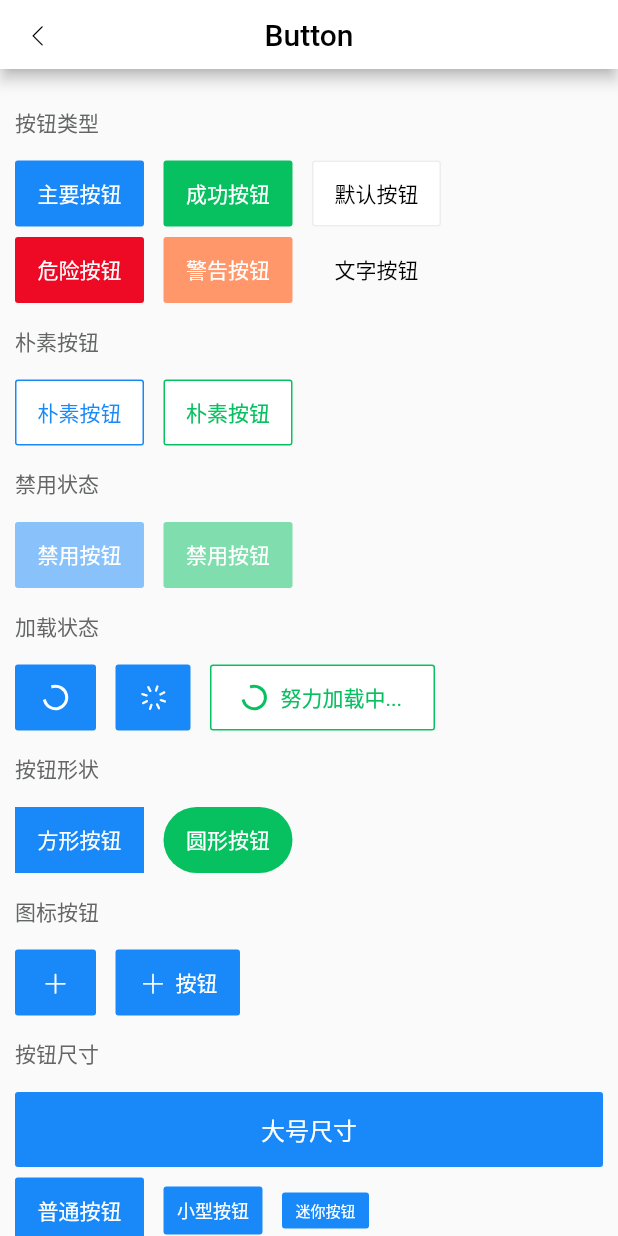
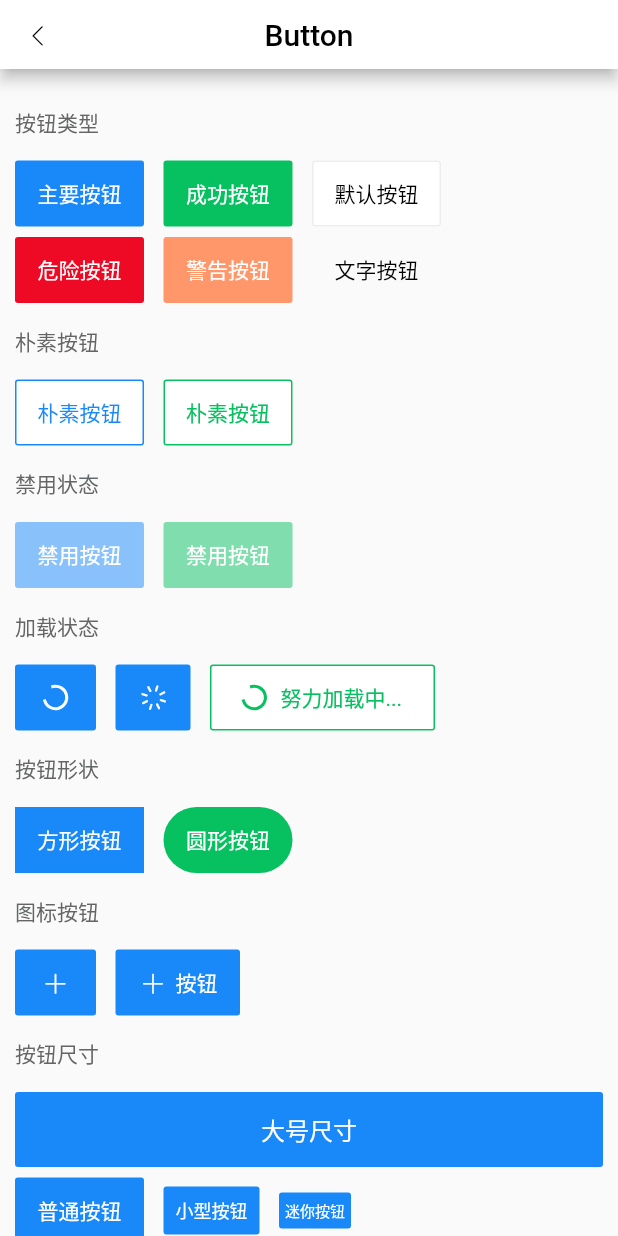
Before and after one commit to oblivioussing/vant_flutter, a Flutter app: the ButtonDemo screen opened directly, on a phone screen of 412 x 824 dp. Run offline on Flutter 3.47's test engine with Material 2 defaults, Android fonts, the phone set to English and light mode, and no system bars.

Commit message:
feature:删除buttonwidth相关属性

```diff
--- a/lib/package/button/button.dart
+++ b/lib/package/button/button.dart
@@ -161,14 +161,12 @@ class _ChantButtonState extends State<ChantButton> {
     if (widget.size == ButtonSize.mini) {
       fontSize = ChantFontSize.xs;
       height = ChantButtonSize.miniHeight;
-      width = ChantButtonSize.miniWidth;
       padding = ChantPadding.buttonMini;
     }
     // 小型按钮
     if (widget.size == ButtonSize.small) {
       fontSize = ChantFontSize.sm;
       height = ChantButtonSize.smallHeight;
-      width = ChantButtonSize.smallWidth;
       padding = ChantPadding.buttonSmall;
     }
     // 大号按钮
--- a/lib/package/style/size.dart
+++ b/lib/package/style/size.dart
@@ -1,10 +1,7 @@
 class ChantButtonSize {
   static const double miniHeight = 24;
-  static const double miniWidth = 58;
   static const double smallHeight = 32;
-  static const double smallWidth = 66;
   static const double normalHeight = 44;
-  static const double normalWidth = 88;
   static const double largeHeight = 50;
   static const double largeWidth = double.infinity;
 }
```
